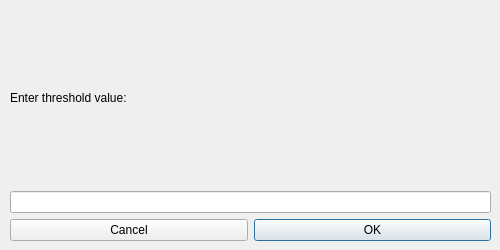
Above: settings.ui from WTFTrick/TestMutomo before the change. Below: the same form after it.
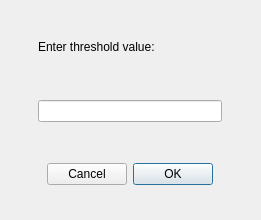
That is the form after the change.

Commit message: 01.04.2016, change interface of modal windows a little bit

The edit to the form file:
```diff
--- a/settings.ui
+++ b/settings.ui
@@ -6,20 +6,26 @@
    <rect>
     <x>0</x>
     <y>0</y>
-    <width>500</width>
-    <height>250</height>
+    <width>261</width>
+    <height>220</height>
    </rect>
   </property>
+  <property name="sizePolicy">
+   <sizepolicy hsizetype="Fixed" vsizetype="Fixed">
+    <horstretch>0</horstretch>
+    <verstretch>0</verstretch>
+   </sizepolicy>
+  </property>
   <property name="minimumSize">
    <size>
-    <width>418</width>
-    <height>148</height>
+    <width>261</width>
+    <height>220</height>
    </size>
   </property>
   <property name="maximumSize">
    <size>
-    <width>500</width>
-    <height>250</height>
+    <width>261</width>
+    <height>220</height>
    </size>
   </property>
   <property name="windowTitle">
@@ -28,10 +34,10 @@
   <widget class="QWidget" name="gridWidget" native="true">
    <property name="geometry">
     <rect>
-     <x>10</x>
-     <y>10</y>
-     <width>481</width>
-     <height>231</height>
+     <x>0</x>
+     <y>0</y>
+     <width>261</width>
+     <height>221</height>
     </rect>
    </property>
    <property name="maximumSize">
@@ -42,7 +48,14 @@
    </property>
    <layout class="QGridLayout" name="gridLayout">
     <item row="1" column="0">
-     <widget class="QLineEdit" name="le_value"/>
+     <widget class="QLineEdit" name="le_value">
+      <property name="sizePolicy">
+       <sizepolicy hsizetype="Minimum" vsizetype="Fixed">
+        <horstretch>0</horstretch>
+        <verstretch>0</verstretch>
+       </sizepolicy>
+      </property>
+     </widget>
     </item>
     <item row="0" column="0">
      <widget class="QLabel" name="label">
@@ -58,12 +71,25 @@
      </widget>
     </item>
     <item row="2" column="0">
+     <widget class="QWidget" name="widget" native="true">
+      <property name="sizePolicy">
+       <sizepolicy hsizetype="Fixed" vsizetype="Preferred">
+        <horstretch>0</horstretch>
+        <verstretch>0</verstretch>
+       </sizepolicy>
+      </property>
      <layout class="QGridLayout" name="pb_gridLayout">
       <property name="verticalSpacing">
        <number>6</number>
       </property>
       <item row="0" column="1">
        <widget class="QPushButton" name="pb_OK">
+         <property name="sizePolicy">
+          <sizepolicy hsizetype="Fixed" vsizetype="Fixed">
+           <horstretch>0</horstretch>
+           <verstretch>0</verstretch>
+          </sizepolicy>
+         </property>
         <property name="text">
          <string>OK</string>
         </property>
@@ -71,12 +97,19 @@
       </item>
       <item row="0" column="0">
        <widget class="QPushButton" name="pb_cancel">
+         <property name="sizePolicy">
+          <sizepolicy hsizetype="Fixed" vsizetype="Fixed">
+           <horstretch>0</horstretch>
+           <verstretch>0</verstretch>
+          </sizepolicy>
+         </property>
         <property name="text">
          <string>Cancel</string>
         </property>
        </widget>
       </item>
      </layout>
+     </widget>
     </item>
    </layout>
   </widget>
```
Lines whose indentation alone changed are shown as unchanged. The commit also changes 7 other files.
